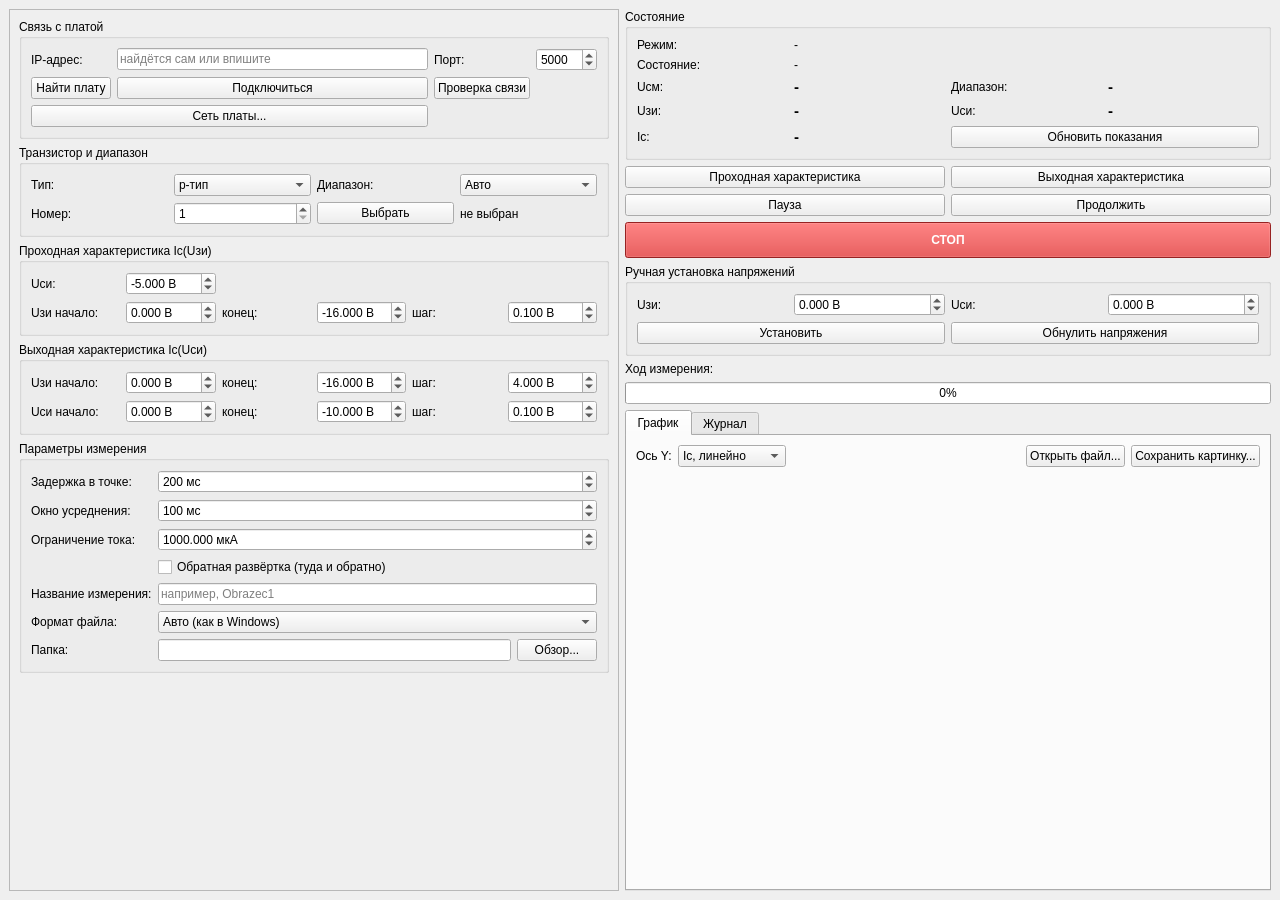
Dsv9toy/OFET_develop, file pc_app/src/mainwindow.ui: the form before one commit.
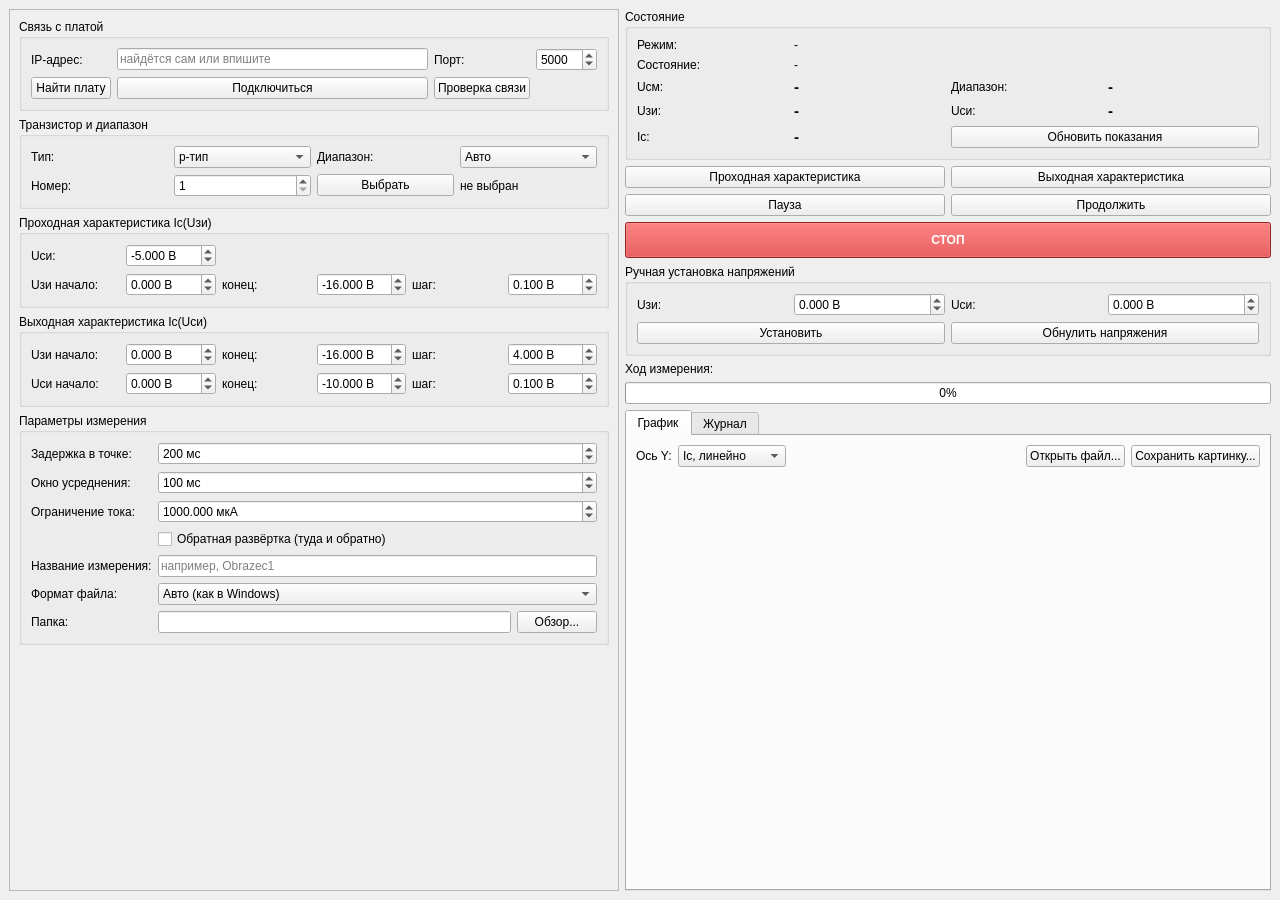
The form after the commit. Custom widgets are drawn as their Qt base class.

```diff
--- a/pc_app/src/mainwindow.ui
+++ b/pc_app/src/mainwindow.ui
@@ -108,16 +108,6 @@
              </property>
             </widget>
            </item>
-           <item row="2" column="0" colspan="2">
-            <widget class="QPushButton" name="netButton">
-             <property name="text">
-              <string>Сеть платы...</string>
-             </property>
-             <property name="toolTip">
-              <string>Посмотреть и изменить сетевые настройки платы: авто или постоянный IP-адрес</string>
-             </property>
-            </widget>
-           </item>
           </layout>
          </widget>
         </item>
```
